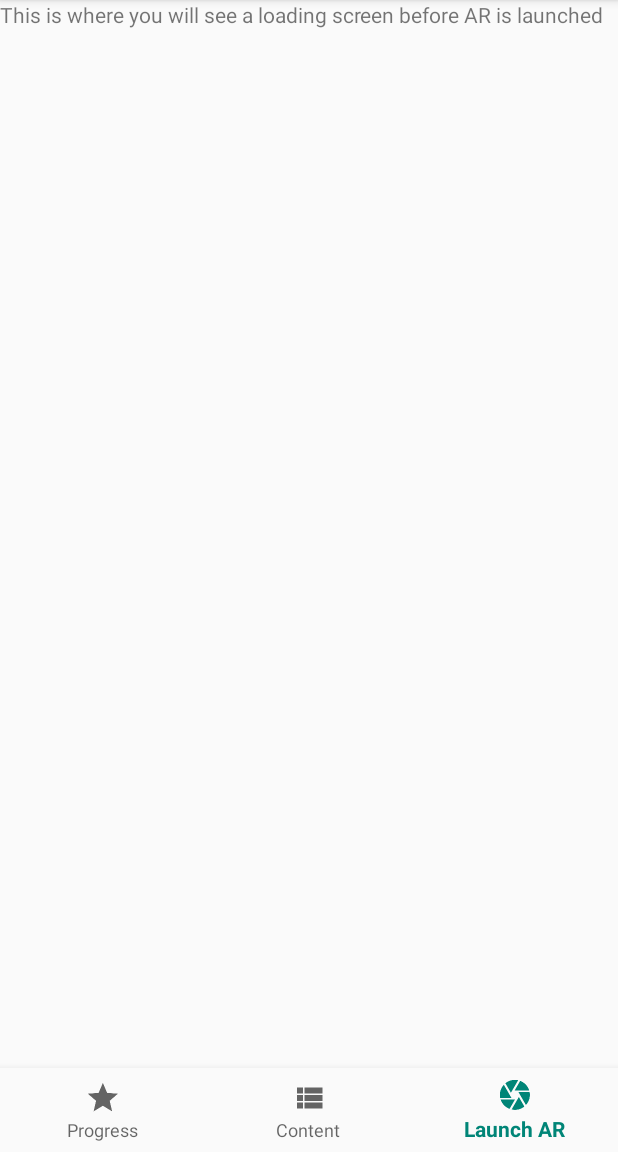
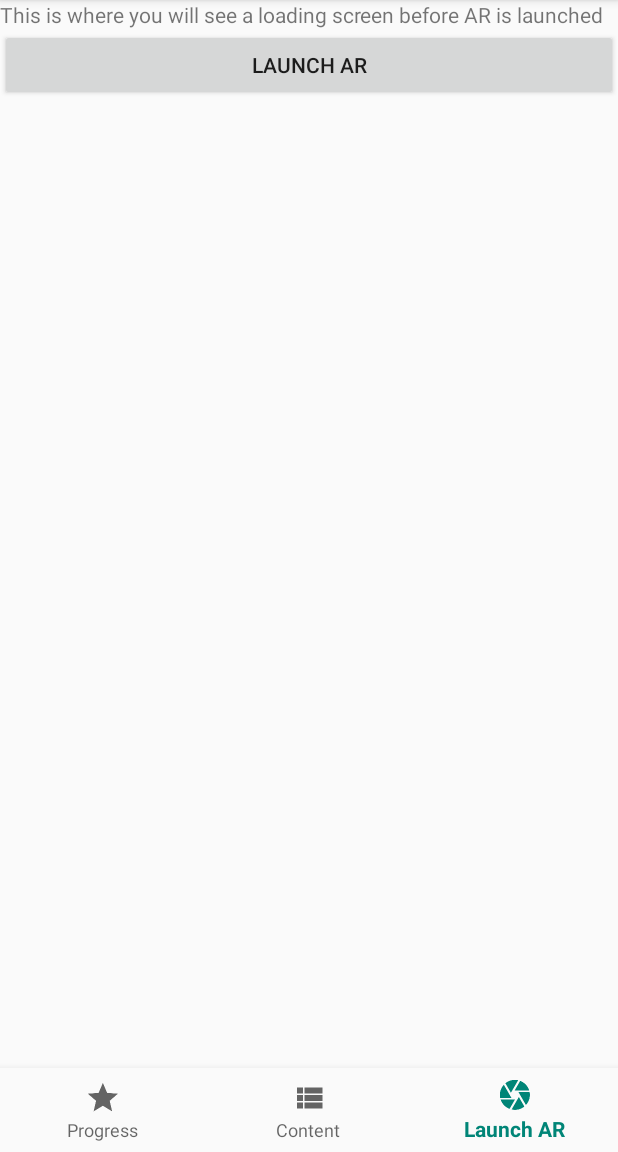
Before and after one commit to Comic-Con-Museum/ccm-android, an Android app: the ExperienceActivity screen opened directly, with no data from a screen before it, item 3 of the bottom bar chosen, on a phone screen of 412 x 824 dp, the part 84-1236 px from its top. Run offline under Robolectric (Android 15) with nearby library versions, the phone set to English and light mode, and no system bars.

Commit message:
Added the Unity component and launch screen.

```diff
--- /dev/null
+++ b/CCMAugmentedReality-release/build.gradle
@@ -0,0 +1,2 @@
+configurations.maybeCreate("default")
+artifacts.add("default", file('CCMAugmentedReality-release.aar'))
--- a/app/build.gradle
+++ b/app/build.gradle
@@ -31,4 +31,6 @@ dependencies {
     androidTestImplementation 'com.android.support.test.espresso:espresso-core:3.0.2'
 
     implementation 'com.android.support:design:28.0.0'
+
+    implementation project(":CCMAugmentedReality-release")
 }
--- a/app/src/main/java/com/comic_con/museum/ar/MainActivity.kt
+++ b/app/src/main/java/com/comic_con/museum/ar/MainActivity.kt
@@ -1,9 +1,11 @@
 package com.comic_con.museum.ar
 
+import android.content.Intent
 import android.os.Bundle
 import android.support.v7.app.ActionBar
 import android.support.v7.app.AppCompatActivity
 import android.widget.Button
+import com.comic_con.museum.ar.ar.UnityCompatActivity
 import com.comic_con.museum.ar.experience.ExperienceActivity
 
 class MainActivity: AppCompatActivity() {
--- a/app/src/main/java/com/comic_con/museum/ar/experience/launchar/LaunchArFragment.kt
+++ b/app/src/main/java/com/comic_con/museum/ar/experience/launchar/LaunchArFragment.kt
@@ -5,7 +5,9 @@ import android.support.v4.app.Fragment
 import android.view.LayoutInflater
 import android.view.View
 import android.view.ViewGroup
+import android.widget.Button
 import com.comic_con.museum.ar.R
+import com.comic_con.museum.ar.experience.ExperienceActivity
 
 class LaunchArFragment: Fragment() {
 
@@ -15,6 +17,10 @@ class LaunchArFragment: Fragment() {
         val rootView = inflater.inflate(R.layout.fragment_launch_ar, container, false)
         this.rootView = rootView
 
+        rootView?.findViewById<Button>(R.id.launch_ar_button)?.setOnClickListener {
+            (this.activity as? ExperienceActivity)?.switchToAR()
+        }
+
         return rootView
     }
 }
--- a/app/src/main/res/layout/activity_experiences.xml
+++ b/app/src/main/res/layout/activity_experiences.xml
@@ -18,5 +18,4 @@
 
     </FrameLayout>
 
-
 </android.support.design.widget.CoordinatorLayout>
--- a/app/src/main/res/layout/fragment_launch_ar.xml
+++ b/app/src/main/res/layout/fragment_launch_ar.xml
@@ -6,7 +6,13 @@
 
     <TextView
             android:layout_width="match_parent"
-            android:layout_height="match_parent"
+            android:layout_height="wrap_content"
             android:text="This is where you will see a loading screen before AR is launched"/>
 
+    <Button
+            android:id="@+id/launch_ar_button"
+            android:layout_width="match_parent"
+            android:layout_height="wrap_content"
+            android:text="Launch AR"/>
+
 </LinearLayout>
--- a/settings.gradle
+++ b/settings.gradle
@@ -1 +1 @@
-include ':app'
+include ':app', ':CCMAugmentedReality-release'
```
Also changed, not shown: app/src/main/AndroidManifest.xml (+11 -3 lines), app/src/main/java/com/comic_con/museum/ar/ar/UnityCompatActivity.kt (added, +20 -0 lines), app/src/main/java/com/comic_con/museum/ar/experience/ExperienceActivity.kt (+6 -1 lines), 1 other file.
